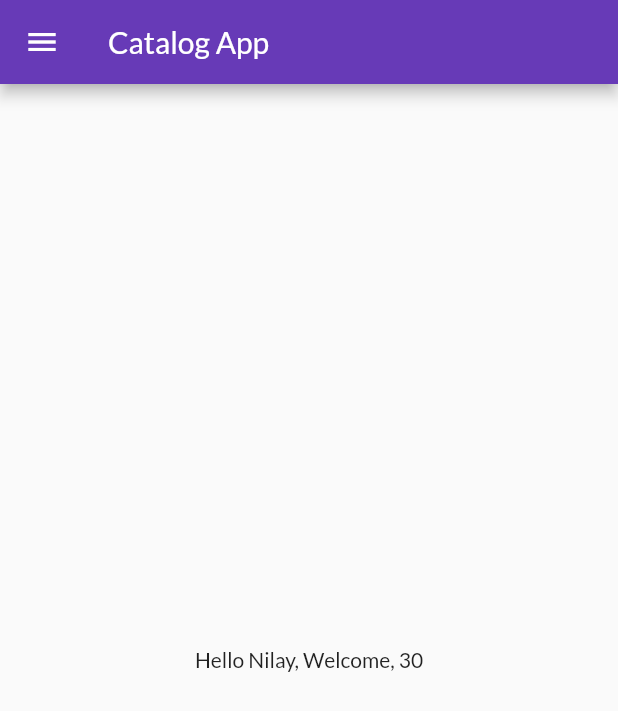
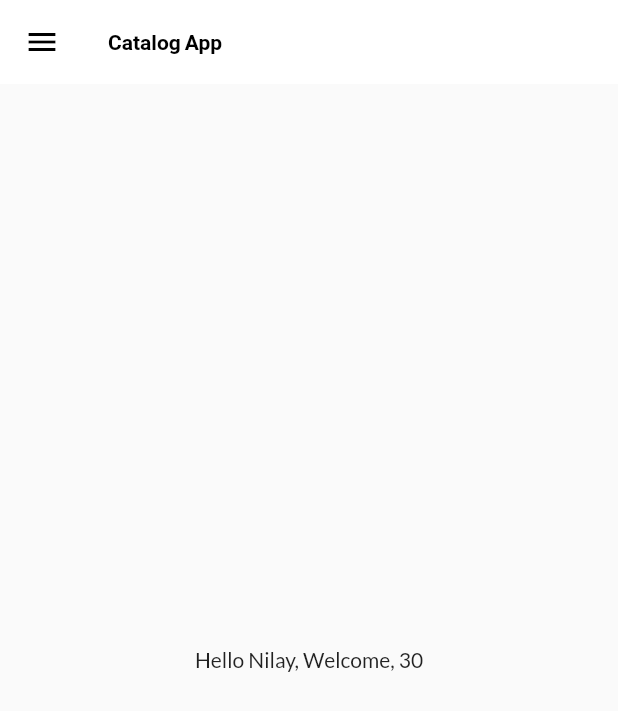
Before and after one commit to nilaypathak/Flutter-Catalog, a Flutter app: the HomePage screen opened by its route, on a phone screen of 412 x 824 dp. Shown: the top 711 px of the screen. Run offline on Flutter 3.47's test engine with Material 2 defaults, Android fonts, the phone set to English and light mode, and no system bars; our stand-ins replace google_fonts.

Commit message:
Theme extracted to new file

```diff
--- a/lib/main.dart
+++ b/lib/main.dart
@@ -3,6 +3,7 @@
 import "package:flutter/material.dart";
 import 'package:flutter_catalog/pages/home_page.dart';
 import 'package:flutter_catalog/pages/login_page.dart';
+import 'package:flutter_catalog/widgets/themes.dart';
 import 'package:google_fonts/google_fonts.dart';
 
 import 'utils/routes.dart';
@@ -17,9 +18,8 @@ class MyApp extends StatelessWidget {
   @override
   Widget build(BuildContext context) {
     return MaterialApp(
-        theme: ThemeData(
-            primarySwatch: Colors.deepPurple,
-            fontFamily: GoogleFonts.lato().fontFamily),
+        theme: MyThemes.lightTheme(context),
+        darkTheme: MyThemes.darkTheme(context),
         initialRoute: "/login",
         routes: {
           "/": (context) => HomePage(),
--- /dev/null
+++ b/lib/widgets/themes.dart
@@ -0,0 +1,18 @@
+// ignore_for_file: prefer_const_constructors
+
+import 'package:flutter/material.dart';
+import 'package:google_fonts/google_fonts.dart';
+
+class MyThemes {
+  static ThemeData lightTheme(BuildContext context) => ThemeData(
+      primarySwatch: Colors.deepPurple,
+      fontFamily: GoogleFonts.lato().fontFamily,
+      appBarTheme: AppBarTheme(
+          color: Colors.white,
+          elevation: 0.0,
+          iconTheme: IconThemeData(color: Colors.black),
+          titleTextStyle:
+              TextStyle(color: Colors.black, fontWeight: FontWeight.bold)));
+  static ThemeData darkTheme(BuildContext context) =>
+      ThemeData(brightness: Brightness.dark);
+}
```
